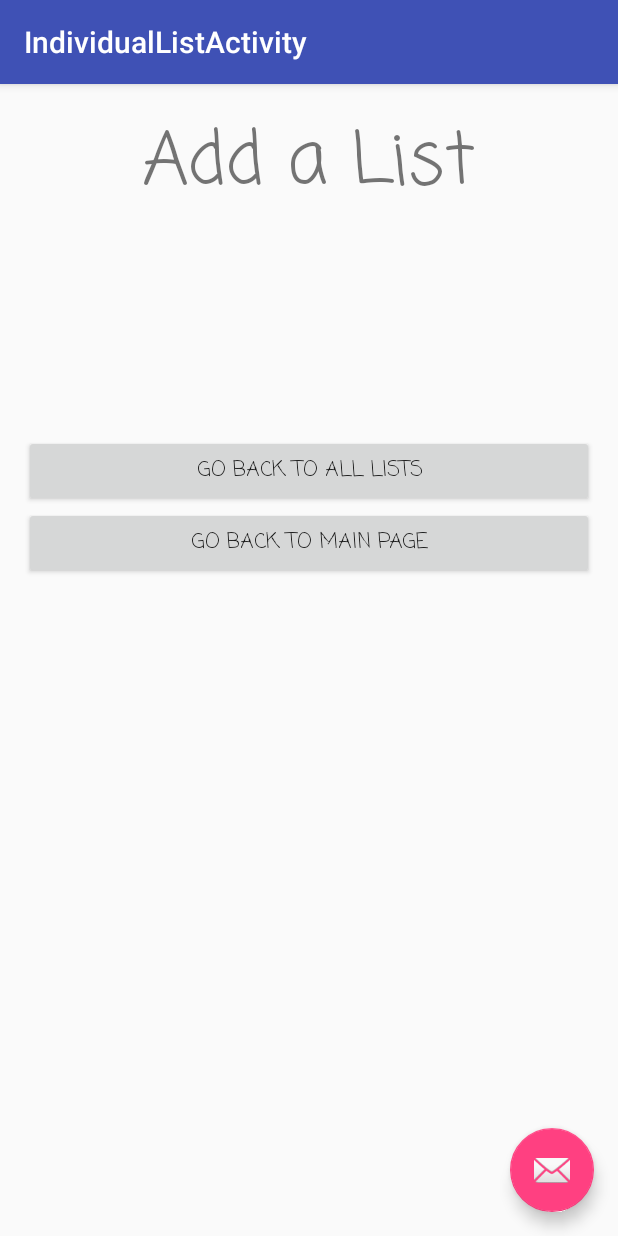
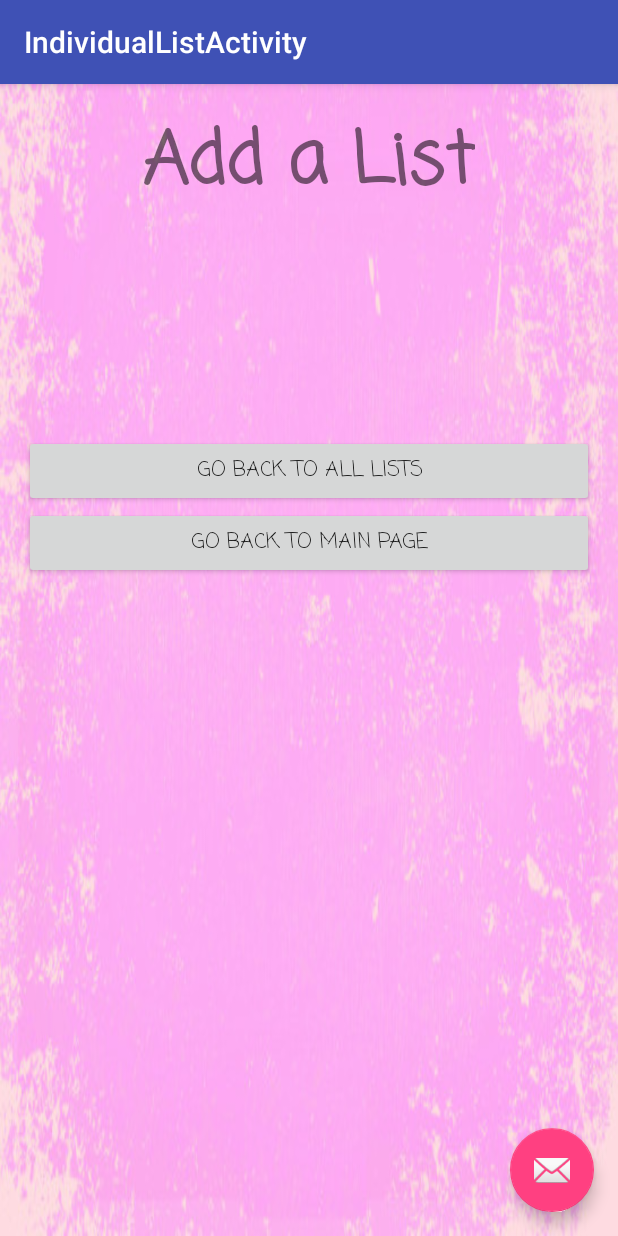
Before and after one commit to abk-chicago/ToDoList, an Android app: the IndividualListActivity screen opened directly, with no data from a screen before it, on a phone screen of 412 x 824 dp. Run offline under Robolectric (Android 15) with nearby library versions, the phone set to English and light mode, and no system bars.

Commit message:
again
keep on moving…

```diff
--- a/app/src/main/res/layout/activity_individual_list.xml
+++ b/app/src/main/res/layout/activity_individual_list.xml
@@ -4,6 +4,7 @@
     xmlns:tools="http://schemas.android.com/tools"
     android:layout_width="match_parent"
     android:layout_height="match_parent"
+    android:background="@drawable/bkgrd"
     android:fitsSystemWindows="true"
     tools:context="com.andreakim.todolist.IndividualListActivity">
 
--- a/app/src/main/res/layout/activity_listof_lists.xml
+++ b/app/src/main/res/layout/activity_listof_lists.xml
@@ -4,6 +4,7 @@
     xmlns:tools="http://schemas.android.com/tools"
     android:layout_width="match_parent"
     android:layout_height="match_parent"
+    android:background="@drawable/bkgrd"
     android:fitsSystemWindows="true"
     tools:context="com.andreakim.todolist.ListofListsActivity">
 
--- a/app/src/main/res/layout/content_individual_list.xml
+++ b/app/src/main/res/layout/content_individual_list.xml
@@ -19,6 +19,7 @@
         android:layout_height="wrap_content"
         android:layout_centerHorizontal="true"
         android:fontFamily="casual"
+        android:textStyle="bold"
         android:text="Add a List"
         android:textSize="48sp" />
 
--- a/app/src/main/res/layout/content_listof_lists.xml
+++ b/app/src/main/res/layout/content_listof_lists.xml
@@ -18,6 +18,7 @@
     android:layout_height="wrap_content"
     android:layout_centerHorizontal="true"
     android:fontFamily="casual"
+    android:textStyle="bold"
     android:text="Your Lists"
     android:textSize="48sp"/>
 
--- a/app/src/main/res/layout/content_main.xml
+++ b/app/src/main/res/layout/content_main.xml
@@ -4,6 +4,7 @@
     xmlns:tools="http://schemas.android.com/tools"
     android:layout_width="match_parent"
     android:layout_height="match_parent"
+    android:background="@drawable/bkgrd"
     android:paddingBottom="@dimen/activity_vertical_margin"
     android:paddingLeft="@dimen/activity_horizontal_margin"
     android:paddingRight="@dimen/activity_horizontal_margin"
@@ -20,6 +21,7 @@
         android:layout_centerHorizontal="true"
         android:fontFamily="casual"
         android:text="To Do List App"
+        android:textStyle="bold"
         android:textSize="48sp"/>
     <TextView
         android:id="@+id/tv_welcome"
```
Also changed, not shown: app/src/main/res/drawable/bkgrd.jpg (added), app/src/main/res/drawable/todo.jpg (added), 68 other files.
